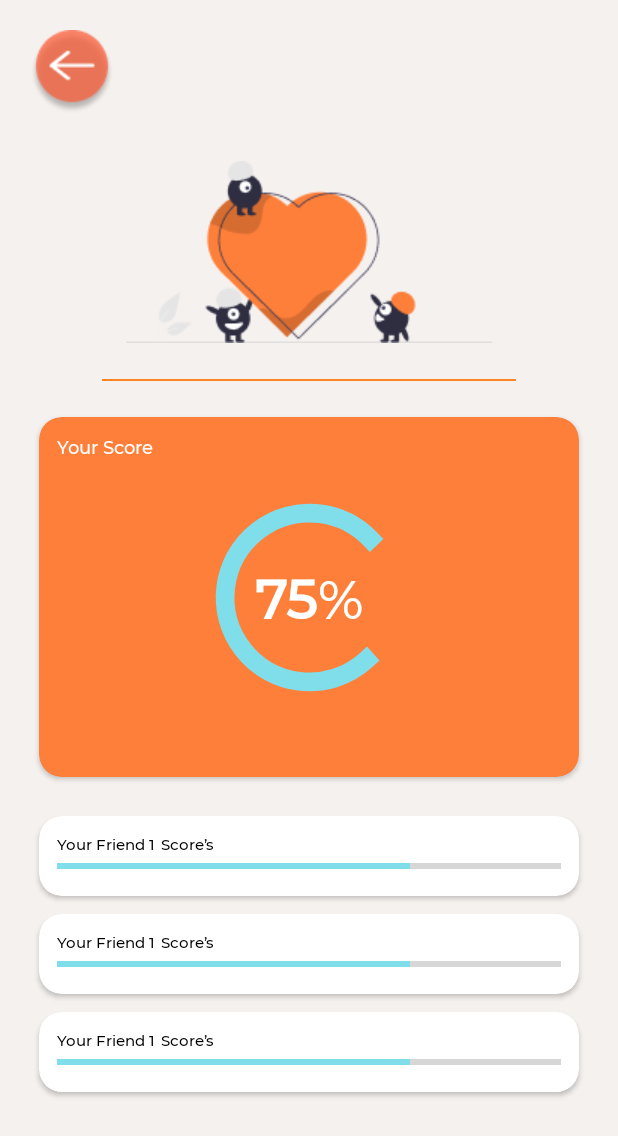
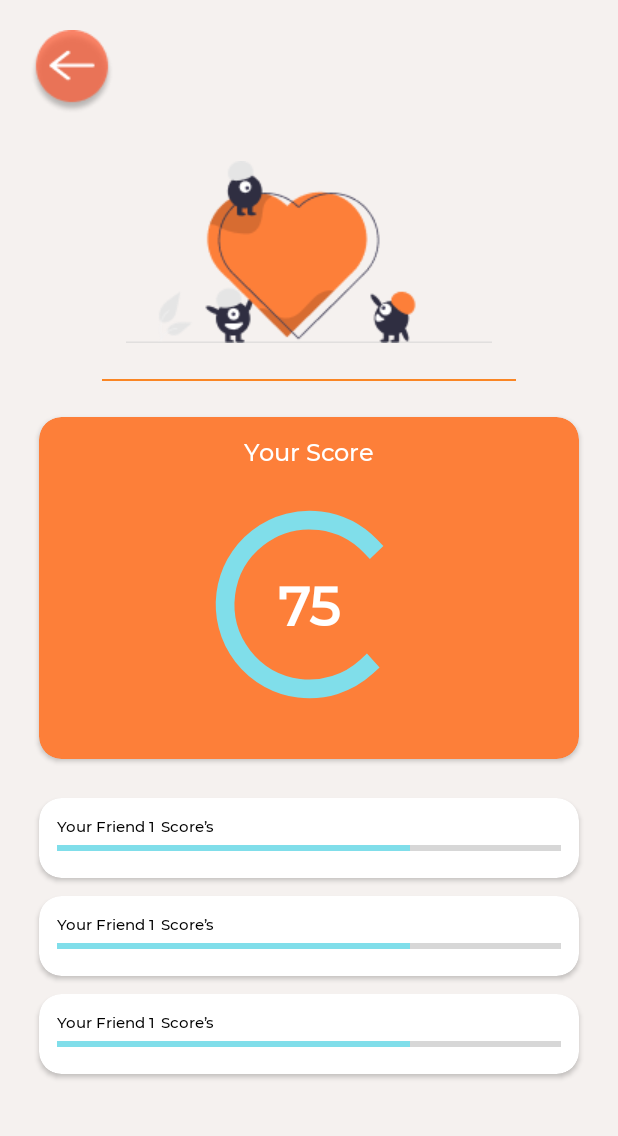
Before and after one commit to Bangkit-Capstone-Project-Team/Gamastik-Android, an Android app: the layout activity_quiz_score.xml on its own in the app's theme, with its tools: preview values and no code run, on a phone screen of 412 x 824 dp. Shown: the top 1136 px of the screen. Run offline under Robolectric (Android 15) with nearby library versions, the phone set to English and light mode, and no system bars; plain views replace CircularProgressBar.

Commit message:
update quiz feature

```diff
--- a/app/src/main/res/layout/activity_quiz_score.xml
+++ b/app/src/main/res/layout/activity_quiz_score.xml
@@ -4,8 +4,8 @@
     xmlns:tools="http://schemas.android.com/tools"
     android:layout_width="match_parent"
     android:layout_height="match_parent"
+    android:background="#F5F1EF"
     android:padding="12dp"
-    android:background="#F5F1EF"
     tools:context=".ui.feature.quiz.quizscore.QuizScoreActivity">
 
     <androidx.core.widget.NestedScrollView
@@ -24,33 +24,33 @@
                 android:id="@+id/banner_score_quiz"
                 android:layout_width="wrap_content"
                 android:layout_height="wrap_content"
+                android:layout_marginTop="95dp"
+                android:contentDescription="@string/catch_the_quiz_now"
                 android:src="@drawable/banner_score_quiz"
-                android:layout_marginTop="95dp"
                 app:layout_constraintEnd_toEndOf="parent"
                 app:layout_constraintStart_toStartOf="parent"
-                app:layout_constraintTop_toTopOf="parent"
-                android:contentDescription="@string/catch_the_quiz_now"/>
+                app:layout_constraintTop_toTopOf="parent" />
 
             <ImageView
                 android:id="@+id/line"
                 android:layout_width="276dp"
                 android:layout_height="1dp"
+                android:layout_marginTop="24dp"
                 android:src="@drawable/line"
-                android:layout_marginTop="24dp"
+                app:layout_constraintEnd_toEndOf="parent"
+                app:layout_constraintStart_toStartOf="parent"
                 app:layout_constraintTop_toBottomOf="@id/banner_score_quiz"
-                app:layout_constraintStart_toStartOf="parent"
-                app:layout_constraintEnd_toEndOf="parent"
                 tools:ignore="ContentDescription" />
 
             <androidx.cardview.widget.CardView
                 android:id="@+id/cv_banner_score"
                 android:layout_width="360dp"
-                android:layout_height="240dp"
-                app:cardCornerRadius="15dp"
+                android:layout_height="wrap_content"
                 android:layout_marginTop="24dp"
                 android:backgroundTint="#FD7F39"
+                app:cardCornerRadius="15dp"
+                app:layout_constraintEnd_toEndOf="parent"
                 app:layout_constraintStart_toStartOf="parent"
-                app:layout_constraintEnd_toEndOf="parent"
                 app:layout_constraintTop_toBottomOf="@id/line">
 
                 <androidx.constraintlayout.widget.ConstraintLayout
@@ -59,12 +59,14 @@
                     android:padding="12dp">
 
                     <TextView
+                        android:id="@+id/label_score"
                         android:layout_width="wrap_content"
                         android:layout_height="wrap_content"
                         android:fontFamily="@font/montserrat_medium"
                         android:text="@string/your_score"
                         android:textColor="@color/white"
-                        android:textSize="12sp"
+                        android:textSize="@dimen/large_text"
+                        app:layout_constraintEnd_toEndOf="parent"
                         app:layout_constraintStart_toStartOf="parent"
                         app:layout_constraintTop_toTopOf="parent" />
 
@@ -72,16 +74,19 @@
                         android:id="@+id/circularProgressBar"
                         android:layout_width="150dp"
                         android:layout_height="150dp"
+                        android:layout_marginTop="16dp"
+                        android:layout_marginBottom="16dp"
                         app:cpb_background_progressbar_color="#F5F1EF"
                         app:cpb_background_progressbar_width="20dp"
-                        app:cpb_progress="10"
+                        app:cpb_progress="100"
                         app:cpb_progress_direction="to_right"
+                        app:cpb_progress_max="1000"
                         app:cpb_progressbar_color="#5AA9F1"
                         app:cpb_progressbar_width="18dp"
                         app:layout_constraintBottom_toBottomOf="parent"
                         app:layout_constraintEnd_toEndOf="parent"
                         app:layout_constraintStart_toStartOf="parent"
-                        app:layout_constraintTop_toTopOf="parent" />
+                        app:layout_constraintTop_toBottomOf="@+id/label_score" />
 
                     <TextView
                         android:id="@+id/tv_score_result"
@@ -107,6 +112,7 @@
                         android:text="@string/percent"
                         android:textColor="@color/white"
                         android:textSize="36sp"
+                        android:visibility="gone"
                         app:layout_constraintBottom_toBottomOf="@+id/circularProgressBar"
                         app:layout_constraintEnd_toEndOf="@+id/circularProgressBar"
                         app:layout_constraintStart_toEndOf="@+id/tv_score_result"
@@ -119,23 +125,24 @@
             <androidx.recyclerview.widget.RecyclerView
                 android:layout_width="match_parent"
                 android:layout_height="wrap_content"
-                tools:listitem="@layout/item_list_leaderboard"
                 android:layout_marginTop="20dp"
                 app:layout_constraintEnd_toEndOf="parent"
                 app:layout_constraintStart_toStartOf="parent"
-                app:layout_constraintTop_toBottomOf="@+id/cv_banner_score" />
+                app:layout_constraintTop_toBottomOf="@+id/cv_banner_score"
+                tools:listitem="@layout/item_list_leaderboard" />
 
         </androidx.constraintlayout.widget.ConstraintLayout>
 
     </androidx.core.widget.NestedScrollView>
 
     <ImageView
+        android:id="@+id/iv_back"
         android:layout_width="wrap_content"
         android:layout_height="wrap_content"
+        android:layout_margin="8dp"
+        android:contentDescription="@string/back_button"
         android:src="@drawable/icon_back"
-        android:layout_margin="8dp"
         app:layout_constraintStart_toStartOf="parent"
-        app:layout_constraintTop_toTopOf="parent"
-        android:contentDescription="@string/back_button" />
+        app:layout_constraintTop_toTopOf="parent" />
 
 </androidx.constraintlayout.widget.ConstraintLayout>
```
Also changed, not shown: app/src/main/java/com/bangkit/gamastik/data/model/quiz/QuizResponse.kt (+16 -15 lines), app/src/main/java/com/bangkit/gamastik/ui/feature/quiz/quizscore/QuizScoreActivity.kt (+11 -2 lines), app/src/main/java/com/bangkit/gamastik/ui/feature/quiz/quiztest/QuizTestActivity.kt (+45 -22 lines), app/src/main/java/com/bangkit/gamastik/utils/Constants.kt (added, +109 -0 lines).
